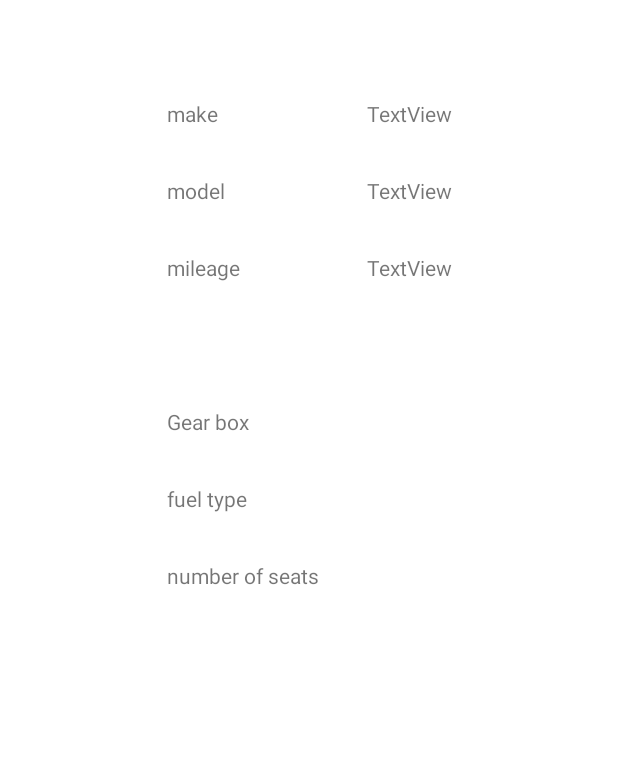
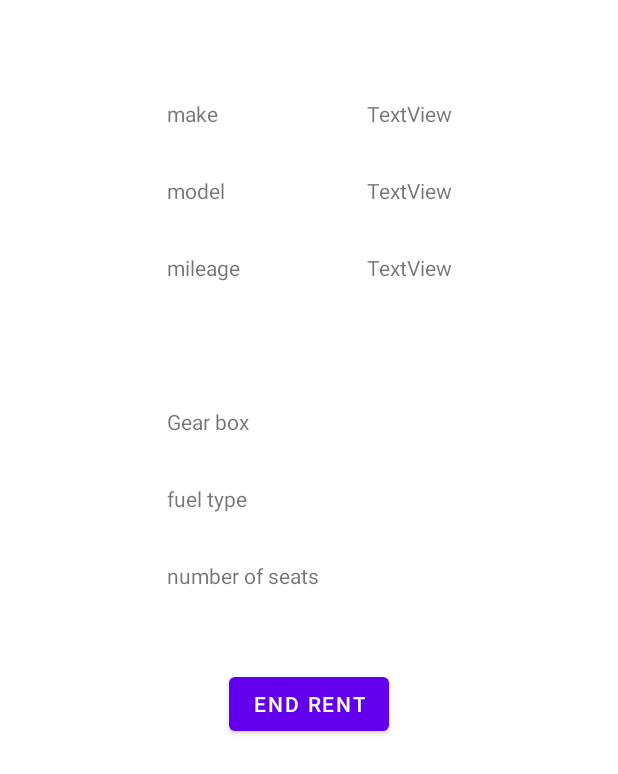
Before and after one commit to Daniel-Ros/GroundMnW, an Android app: the layout fragment_renter_my_car_details_view.xml on its own in the app's theme, with its tools: preview values and no code run, on a phone screen of 412 x 824 dp. Shown: the top 774 px of the screen. Run offline under Robolectric (Android 15) with nearby library versions, the light colour scheme and no system bars.

Commit message:
started to work on car History.java

```diff
--- a/app/src/main/res/layout/fragment_renter_my_car_details_view.xml
+++ b/app/src/main/res/layout/fragment_renter_my_car_details_view.xml
@@ -3,8 +3,18 @@
     xmlns:app="http://schemas.android.com/apk/res-auto"
     xmlns:tools="http://schemas.android.com/tools"
     android:layout_width="match_parent"
-    android:layout_height="wrap_content"
+    android:layout_height="match_parent"
     tools:context=".Renter.RenterMyCarDetailsViewFragment">
+
+    <Button
+        android:id="@+id/renter_my_car_view_details_end_rent"
+        android:layout_width="wrap_content"
+        android:layout_height="wrap_content"
+        android:layout_marginTop="36dp"
+        android:text="End Rent"
+        app:layout_constraintEnd_toEndOf="parent"
+        app:layout_constraintStart_toStartOf="parent"
+        app:layout_constraintTop_toBottomOf="@+id/tableLayoutRenterMyCar" />
 
     <TableLayout
         android:id="@+id/tableLayoutRenterMyCar"
@@ -24,15 +34,15 @@
                 android:id="@+id/textView8"
                 android:layout_width="wrap_content"
                 android:layout_height="wrap_content"
-                android:text="make"
-                android:layout_margin="@dimen/text_margin"/>
+                android:layout_margin="@dimen/text_margin"
+                android:text="make" />
 
             <TextView
                 android:id="@+id/renter_my_car_view_details_make"
                 android:layout_width="wrap_content"
                 android:layout_height="wrap_content"
-                android:text="TextView"
-                android:layout_margin="@dimen/text_margin"/>
+                android:layout_margin="@dimen/text_margin"
+                android:text="TextView" />
         </TableRow>
 
         <TableRow
@@ -43,15 +53,15 @@
                 android:id="@+id/textView11"
                 android:layout_width="wrap_content"
                 android:layout_height="wrap_content"
-                android:text="model"
-                android:layout_margin="@dimen/text_margin"/>
+                android:layout_margin="@dimen/text_margin"
+                android:text="model" />
 
             <TextView
                 android:id="@+id/renter_my_car_view_details_model"
                 android:layout_width="wrap_content"
                 android:layout_height="wrap_content"
-                android:text="TextView"
-                android:layout_margin="@dimen/text_margin"/>
+                android:layout_margin="@dimen/text_margin"
+                android:text="TextView" />
         </TableRow>
 
         <TableRow
@@ -62,15 +72,15 @@
                 android:id="@+id/textView13"
                 android:layout_width="wrap_content"
                 android:layout_height="wrap_content"
-                android:text="mileage"
-                android:layout_margin="@dimen/text_margin"/>
+                android:layout_margin="@dimen/text_margin"
+                android:text="mileage" />
 
             <TextView
                 android:id="@+id/renter_my_car_view_details_mileage"
                 android:layout_width="wrap_content"
                 android:layout_height="wrap_content"
-                android:text="TextView"
-                android:layout_margin="@dimen/text_margin"/>
+                android:layout_margin="@dimen/text_margin"
+                android:text="TextView" />
         </TableRow>
 
         <TableRow
@@ -81,15 +91,15 @@
                 android:id="@+id/renter_my_car_view_details_start_date"
                 android:layout_width="wrap_content"
                 android:layout_height="wrap_content"
-                android:text=""
-                android:layout_margin="@dimen/text_margin"/>
+                android:layout_margin="@dimen/text_margin"
+                android:text="" />
 
             <TextView
                 android:id="@+id/renter_my_car_view_details_end_date"
                 android:layout_width="wrap_content"
                 android:layout_height="wrap_content"
-                android:text=""
-                android:layout_margin="@dimen/text_margin"/>
+                android:layout_margin="@dimen/text_margin"
+                android:text="" />
         </TableRow>
 
 
@@ -101,15 +111,15 @@
                 android:id="@+id/textView1"
                 android:layout_width="wrap_content"
                 android:layout_height="wrap_content"
-                android:text="Gear box"
-                android:layout_margin="@dimen/text_margin"/>
+                android:layout_margin="@dimen/text_margin"
+                android:text="Gear box" />
 
             <TextView
                 android:id="@+id/renter_my_car_view_details_gearbox"
                 android:layout_width="wrap_content"
                 android:layout_height="wrap_content"
-                android:text=""
-                android:layout_margin="@dimen/text_margin"/>
+                android:layout_margin="@dimen/text_margin"
+                android:text="" />
         </TableRow>
 
         <TableRow
@@ -120,15 +130,15 @@
                 android:id="@+id/textView2"
                 android:layout_width="wrap_content"
                 android:layout_height="wrap_content"
-                android:text="fuel type"
-                android:layout_margin="@dimen/text_margin"/>
+                android:layout_margin="@dimen/text_margin"
+                android:text="fuel type" />
 
             <TextView
                 android:id="@+id/renter_my_car_view_details_fuel"
                 android:layout_width="wrap_content"
                 android:layout_height="wrap_content"
-                android:text=""
-                android:layout_margin="@dimen/text_margin"/>
+                android:layout_margin="@dimen/text_margin"
+                android:text="" />
         </TableRow>
 
         <TableRow
@@ -139,15 +149,16 @@
                 android:id="@+id/textView3"
                 android:layout_width="wrap_content"
                 android:layout_height="wrap_content"
-                android:text="number of seats"
-                android:layout_margin="@dimen/text_margin"/>
+                android:layout_margin="@dimen/text_margin"
+                android:text="number of seats" />
 
             <TextView
                 android:id="@+id/renter_my_car_view_details_num_of_seats"
                 android:layout_width="wrap_content"
                 android:layout_height="wrap_content"
-                android:text=""
-                android:layout_margin="@dimen/text_margin"/>
+                android:layout_margin="@dimen/text_margin"
+                android:text="" />
         </TableRow>
     </TableLayout>
+
 </androidx.constraintlayout.widget.ConstraintLayout>
```
Also changed, not shown: app/src/main/java/com/rosenberg/uni/Adapters/ListItemReviewViewAdapter.java (added, +43 -0 lines), app/src/main/java/com/rosenberg/uni/Entities/Car.java (+6 -2 lines), app/src/main/java/com/rosenberg/uni/Entities/History.java (added, +30 -0 lines), app/src/main/java/com/rosenberg/uni/Entities/Review.java (added, +22 -0 lines), app/src/main/java/com/rosenberg/uni/Entities/User.java (+7 -1 lines), app/src/main/java/com/rosenberg/uni/MainActivity.java (+23 -0 lines), app/src/main/java/com/rosenberg/uni/Models/RenterFunctions.java (+54 -18 lines), app/src/main/java/com/rosenberg/uni/Renter/RenterCarViewDetailsFragment.java (+13 -1 lines), app/src/main/java/com/rosenberg/uni/Renter/RenterMyCarDetailsViewFragment.java (+11 -0 lines), app/src/main/java/com/rosenberg/uni/Renter/RenterRateTenant.java (added, +83 -0 lines), app/src/main/res/layout/fragment_renter_car_view_details.xml (+10 -1 lines), app/src/main/res/layout/fragment_renter_rate_tenant.xml (added, +52 -0 lines), app/src/main/res/layout/list_item_review_view.xml (added, +20 -0 lines).
